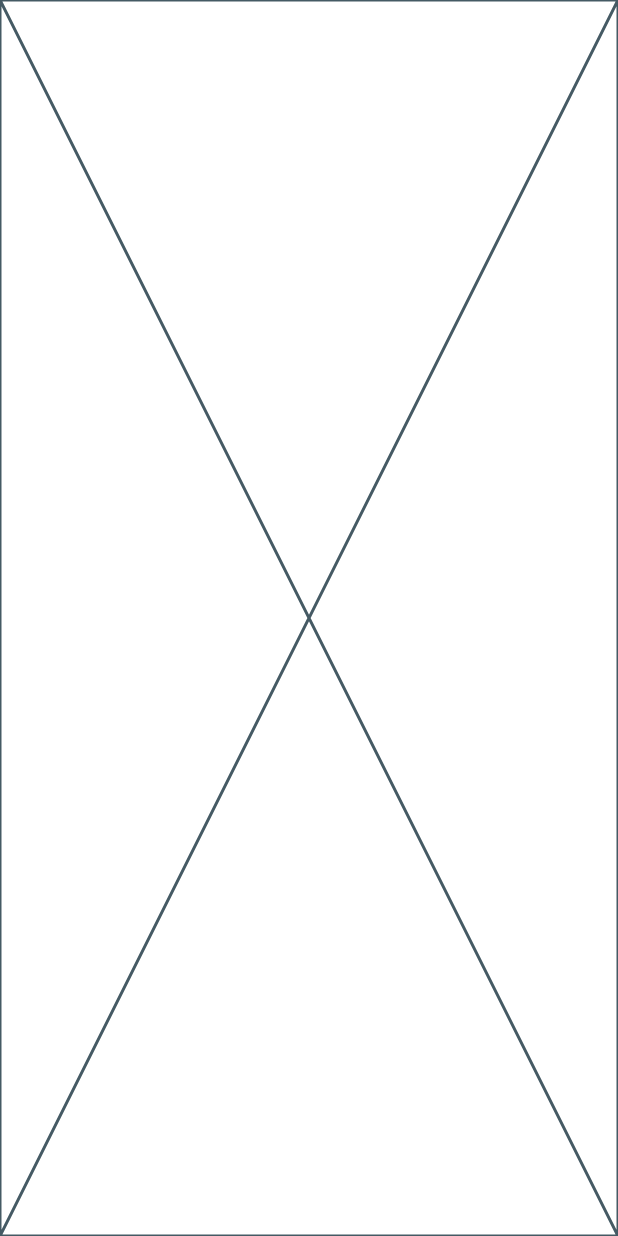
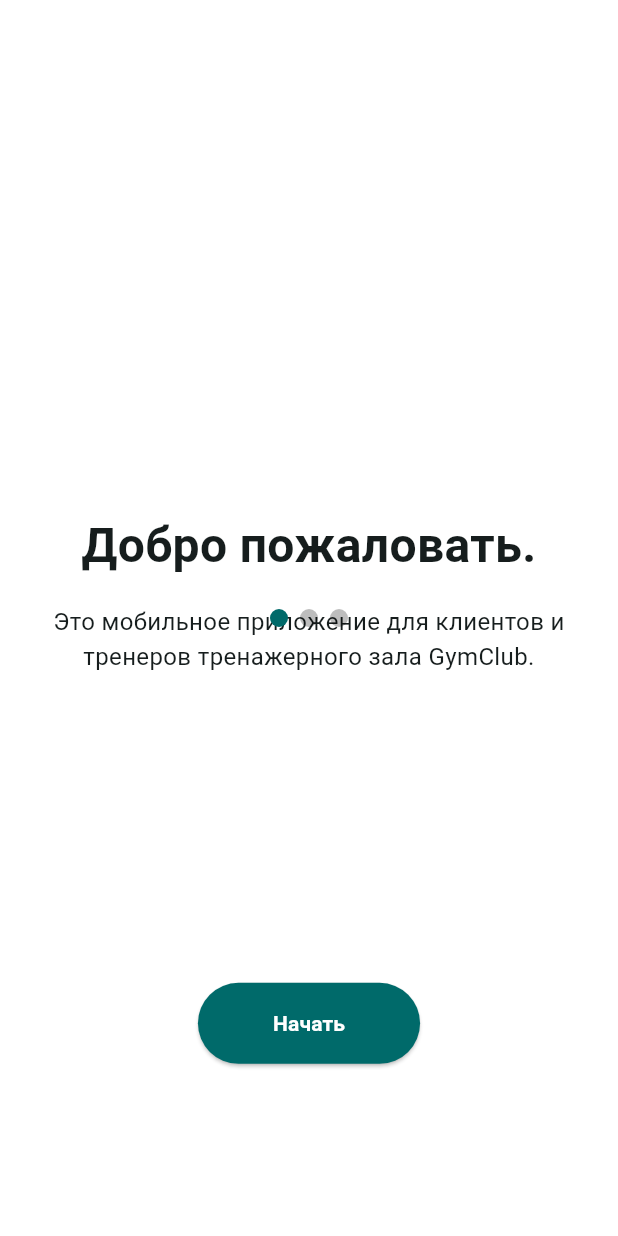
Before and after one commit to bondyi/gym-club-mobile, a Flutter app: the screen it shows after launch, on a phone screen of 412 x 824 dp. Run offline on Flutter 3.47's test engine with Material 3 defaults, Android fonts, the phone set to English and light mode, and no system bars; drawn by our look-alikes of page_view_dot_indicator; our stand-ins replace bloc, dartz, equatable, flutter_bloc, get_it, shared_preferences.

Commit message:
add on_boarding feature

```diff
--- /dev/null
+++ b/lib/core/common/widgets/background.dart
@@ -0,0 +1,15 @@
+import 'package:flutter/material.dart';
+
+class Background extends StatelessWidget {
+  const Background({required this.child, super.key});
+
+  final Widget child;
+
+  @override
+  Widget build(BuildContext context) {
+    return Container(
+      constraints: const BoxConstraints.expand(),
+      child: SafeArea(child: child),
+    );
+  }
+}
--- a/lib/core/services/router.dart
+++ b/lib/core/services/router.dart
@@ -1,12 +1,34 @@
 import 'package:flutter/widgets.dart';
+import 'package:flutter_bloc/flutter_bloc.dart';
 import 'package:gym_club_mobile/core/common/views/page_under_construction.dart';
+import 'package:gym_club_mobile/core/services/injection_container.dart';
+import 'package:gym_club_mobile/src/auth/data/datasources/auth_local_data_source.dart';
+import 'package:gym_club_mobile/src/auth/presentation/bloc/auth_bloc.dart';
+import 'package:gym_club_mobile/src/auth/presentation/views/login_screen.dart';
+import 'package:gym_club_mobile/src/on_boarding/data/datasources/on_boarding_local_data_source.dart';
+import 'package:gym_club_mobile/src/on_boarding/presentation/cubit/on_boarding_cubit.dart';
 import 'package:gym_club_mobile/src/on_boarding/presentation/views/on_boarding_screen.dart';
+import 'package:shared_preferences/shared_preferences.dart';
 
 Route<dynamic> generateRoute(RouteSettings settings) {
   switch (settings.name) {
-    case OnBoardingScreen.routeName:
+    case '/':
+      final preferences = sl<SharedPreferences>();
       return _pageRouteBuilder(
-        (_) => const OnBoardingScreen(),
+        (_) {
+          if (preferences.getBool(kFirstTimerKey) ?? true) {
+            return BlocProvider(
+              create: (_) => sl<OnBoardingCubit>(),
+              child: const OnBoardingScreen(),
+            );
+          } else if (preferences.getString(kAccessTokenKey) != null) {
+            // TODO(Routes): implement BlocProvider for Dashboard feature
+          }
+          return BlocProvider(
+            create: (_) => sl<AuthBloc>(),
+            child: const LoginScreen(),
+          );
+        },
         settings: settings,
       );
     default:
--- a/lib/src/on_boarding/domain/entities/page_content.dart
+++ b/lib/src/on_boarding/domain/entities/page_content.dart
@@ -1,3 +1,5 @@
+// ignore_for_file: lines_longer_than_80_chars
+
 import 'package:equatable/equatable.dart';
 
 class PageContent extends Equatable {
--- a/lib/src/on_boarding/presentation/views/on_boarding_screen.dart
+++ b/lib/src/on_boarding/presentation/views/on_boarding_screen.dart
@@ -1,12 +1,92 @@
 import 'package:flutter/material.dart';
+import 'package:flutter_bloc/flutter_bloc.dart';
+import 'package:gym_club_mobile/core/common/views/loading_view.dart';
+import 'package:gym_club_mobile/core/common/widgets/background.dart';
+import 'package:gym_club_mobile/core/extensions/context_extension.dart';
+import 'package:gym_club_mobile/src/on_boarding/domain/entities/page_content.dart';
+import 'package:gym_club_mobile/src/on_boarding/presentation/cubit/on_boarding_cubit.dart';
+import 'package:gym_club_mobile/src/on_boarding/presentation/widgets/on_boarding_body.dart';
+import 'package:page_view_dot_indicator/page_view_dot_indicator.dart';
 
-class OnBoardingScreen extends StatelessWidget {
+class OnBoardingScreen extends StatefulWidget {
   const OnBoardingScreen({super.key});
 
   static const routeName = '/';
 
   @override
+  State<OnBoardingScreen> createState() => _OnBoardingScreenState();
+}
+
+class _OnBoardingScreenState extends State<OnBoardingScreen> {
+  late int selectedPage;
+  late PageController pageController;
+
+  @override
+  void initState() {
+    selectedPage = 0;
+    pageController = PageController(initialPage: selectedPage);
+    context.read<OnBoardingCubit>().checkIfUserIsFirstTimer();
+
+    super.initState();
+  }
+
+  @override
   Widget build(BuildContext context) {
-    return const Placeholder();
+    const pageCount = 3;
+
+    return Scaffold(
+      backgroundColor: Colors.white,
+      body: Background(
+        child: BlocConsumer<OnBoardingCubit, OnBoardingState>(
+          listener: (context, state) {
+            if (state is OnBoardingStatus && !state.isFirstTimer) {
+              Navigator.pushReplacementNamed(context, '/home');
+            } else if (state is UserCached) {
+              // TODO(User-Cached): Push to the appropriate screen
+            }
+          },
+          builder: (context, state) {
+            if (state is CheckingIfUserIsFirstTimer ||
+                state is CachingFirstTimer) {
+              return const LoadingView();
+            }
+            return Stack(
+              children: [
+                PageView(
+                  controller: pageController,
+                  onPageChanged: (page) {
+                    setState(() {
+                      selectedPage = page;
+                    });
+                  },
+                  children: const [
+                    OnBoardingBody(pageContent: PageContent.first()),
+                    OnBoardingBody(pageContent: PageContent.second()),
+                    OnBoardingBody(pageContent: PageContent.third()),
+                  ],
+                ),
+                Align(
+                  alignment: const Alignment(0, .3),
+                  child: PageViewDotIndicator(
+                    currentItem: selectedPage,
+                    count: pageCount,
+                    unselectedColor: Colors.black26,
+                    selectedColor: context.theme.primaryColor,
+                    duration: const Duration(milliseconds: 200),
+                    onItemClicked: (index) {
+                      pageController.animateToPage(
+                        index,
+                        duration: const Duration(milliseconds: 200),
+                        curve: Curves.easeInOut,
+                      );
+                    },
+                  ),
+                ),
+              ],
+            );
+          },
+        ),
+      ),
+    );
   }
 }
--- /dev/null
+++ b/lib/src/on_boarding/presentation/widgets/on_boarding_body.dart
@@ -0,0 +1,64 @@
+import 'package:flutter/material.dart';
+import 'package:flutter_bloc/flutter_bloc.dart';
+import 'package:gym_club_mobile/core/extensions/context_extension.dart';
+import 'package:gym_club_mobile/src/on_boarding/domain/entities/page_content.dart';
+import 'package:gym_club_mobile/src/on_boarding/presentation/cubit/on_boarding_cubit.dart';
+
+class OnBoardingBody extends StatelessWidget {
+  const OnBoardingBody({required this.pageContent, super.key});
+
+  final PageContent pageContent;
+
+  @override
+  Widget build(BuildContext context) {
+    return Column(
+      mainAxisAlignment: MainAxisAlignment.center,
+      children: [
+        Padding(
+          padding: const EdgeInsets.all(20).copyWith(bottom: 0),
+          child: Column(
+            children: [
+              SizedBox(height: context.height * .25),
+              Text(
+                pageContent.title,
+                textAlign: TextAlign.center,
+                style: const TextStyle(
+                  fontSize: 32,
+                  fontWeight: FontWeight.bold,
+                ),
+              ),
+              SizedBox(height: context.height * .02),
+              Text(
+                pageContent.description,
+                textAlign: TextAlign.center,
+                style: const TextStyle(
+                  fontSize: 16,
+                ),
+              ),
+              SizedBox(height: context.height * .25),
+              ElevatedButton(
+                style: ElevatedButton.styleFrom(
+                  padding: const EdgeInsets.symmetric(
+                    horizontal: 50,
+                    vertical: 17,
+                  ),
+                  backgroundColor: context.theme.primaryColor,
+                  foregroundColor: Colors.white,
+                ),
+                onPressed: () {
+                  context.read<OnBoardingCubit>().cacheFirstTimer();
+                },
+                child: const Text(
+                  'Начать',
+                  style: TextStyle(
+                    fontWeight: FontWeight.bold,
+                  ),
+                ),
+              ),
+            ],
+          ),
+        ),
+      ],
+    );
+  }
+}
```
Also changed, not shown: lib/core/common/views/loading_view.dart (added, +20 -0 lines), lib/core/common/views/page_under_construction.dart (+4 -4 lines), lib/core/extensions/context_extension.dart (added, +12 -0 lines), lib/src/dashboard/presentation/views/dashboard_screen.dart (added, +17 -0 lines), lib/src/on_boarding/data/repositories/on_boarding_repository_impl.dart (+6 -2 lines).
